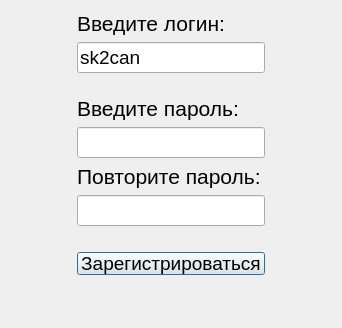
Before: the Qt Designer form client_side/resources/ui/registration_window.ui in Sk2can/Password-manager, drawn with Qt 5.
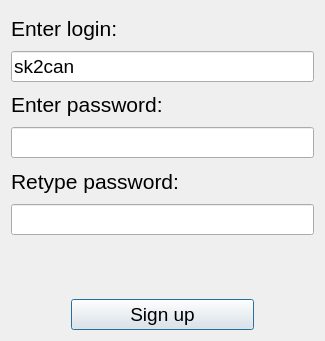
After: the same form once the commit is applied.

Diff of the .ui file:
```diff
--- a/client_side/resources/ui/registration_window.ui
+++ b/client_side/resources/ui/registration_window.ui
@@ -6,8 +6,8 @@
    <rect>
     <x>0</x>
     <y>0</y>
-    <width>342</width>
-    <height>328</height>
+    <width>325</width>
+    <height>341</height>
    </rect>
   </property>
   <property name="minimumSize">
@@ -19,25 +19,25 @@
   <property name="windowTitle">
    <string>Vaultary</string>
   </property>
-  <layout class="QGridLayout" name="gridLayout">
-   <item row="0" column="2" rowspan="11">
-    <layout class="QHBoxLayout" name="horizontalLayout">
+  <layout class="QGridLayout" name="gridLayout" rowstretch="6,1">
+   <item row="0" column="0">
+    <layout class="QVBoxLayout" name="verticalLayout" stretch="0,0,0,0,0,0,0">
+     <property name="bottomMargin">
+      <number>12</number>
+     </property>
      <item>
-      <spacer name="horizontalSpacer_2">
-       <property name="orientation">
-        <enum>Qt::Horizontal</enum>
+      <widget class="QLabel" name="login_label">
+       <property name="font">
+        <font>
+         <pointsize>16</pointsize>
+        </font>
        </property>
-       <property name="sizeHint" stdset="0">
-        <size>
-         <width>40</width>
-         <height>20</height>
-        </size>
+       <property name="text">
+        <string>Enter login:</string>
        </property>
-      </spacer>
+      </widget>
      </item>
-    </layout>
-   </item>
-   <item row="1" column="1">
+     <item>
     <widget class="QLineEdit" name="login_lineEdit">
      <property name="font">
       <font>
@@ -52,11 +52,6 @@
      </property>
     </widget>
    </item>
-   <item row="3" column="1">
-    <layout class="QVBoxLayout" name="verticalLayout" stretch="0,0,0,0,0,0">
-     <property name="bottomMargin">
-      <number>0</number>
-     </property>
      <item>
       <widget class="QLabel" name="password_label">
        <property name="font">
@@ -65,7 +60,7 @@
         </font>
        </property>
        <property name="text">
-        <string>Введите пароль:</string>
+        <string>Enter password:</string>
        </property>
       </widget>
      </item>
@@ -98,7 +93,7 @@
         </font>
        </property>
        <property name="text">
-        <string>Повторите пароль:</string>
+        <string>Retype password:</string>
        </property>
       </widget>
      </item>
@@ -119,89 +114,67 @@
      </item>
      <item>
       <widget class="QLabel" name="error_label">
+       <property name="sizePolicy">
+        <sizepolicy hsizetype="Preferred" vsizetype="Minimum">
+         <horstretch>0</horstretch>
+         <verstretch>0</verstretch>
+        </sizepolicy>
+       </property>
+       <property name="minimumSize">
+        <size>
+         <width>0</width>
+         <height>40</height>
+        </size>
+       </property>
+       <property name="font">
+        <font>
+         <pointsize>12</pointsize>
+        </font>
+       </property>
        <property name="styleSheet">
         <string notr="true">color: rgb(255, 0, 0);</string>
        </property>
        <property name="text">
         <string/>
        </property>
-      </widget>
-     </item>
-     <item>
-      <widget class="QPushButton" name="register_pushButton">
-       <property name="minimumSize">
-        <size>
-         <width>0</width>
-         <height>23</height>
-        </size>
-       </property>
-       <property name="font">
-        <font>
-         <pointsize>14</pointsize>
-        </font>
-       </property>
-       <property name="text">
-        <string>Зарегистрироваться</string>
+       <property name="wordWrap">
+        <bool>true</bool>
        </property>
       </widget>
      </item>
     </layout>
    </item>
-   <item row="2" column="1">
+   <item row="1" column="0">
     <layout class="QVBoxLayout" name="verticalLayout_2">
      <property name="leftMargin">
-      <number>0</number>
+      <number>60</number>
      </property>
      <property name="topMargin">
-      <number>6</number>
+      <number>0</number>
+     </property>
+     <property name="rightMargin">
+      <number>60</number>
      </property>
      <property name="bottomMargin">
-      <number>6</number>
+      <number>0</number>
      </property>
      <item>
-      <spacer name="verticalSpacer">
-       <property name="orientation">
-        <enum>Qt::Vertical</enum>
-       </property>
-       <property name="sizeType">
-        <enum>QSizePolicy::Expanding</enum>
-       </property>
-       <property name="sizeHint" stdset="0">
+      <widget class="QPushButton" name="register_pushButton">
+       <property name="minimumSize">
         <size>
          <width>0</width>
-         <height>60</height>
+         <height>23</height>
         </size>
        </property>
-      </spacer>
-     </item>
-    </layout>
-   </item>
-   <item row="0" column="1">
-    <widget class="QLabel" name="login_label">
      <property name="font">
       <font>
-       <pointsize>16</pointsize>
+         <pointsize>14</pointsize>
       </font>
      </property>
      <property name="text">
-      <string>Введите логин:</string>
-     </property>
-    </widget>
-   </item>
-   <item row="0" column="0" rowspan="11">
-    <layout class="QHBoxLayout" name="horizontalLayout_2">
-     <item>
-      <spacer name="horizontalSpacer">
-       <property name="orientation">
-        <enum>Qt::Horizontal</enum>
-       </property>
-       <property name="sizeHint" stdset="0">
-        <size>
-         <width>40</width>
-         <height>20</height>
-        </size>
-       </property>
-      </spacer>
+        <string>Sign up</string>
+       </property>
+      </widget>
      </item>
     </layout>
    </item>
```
Lines whose indentation alone changed are shown as unchanged.
